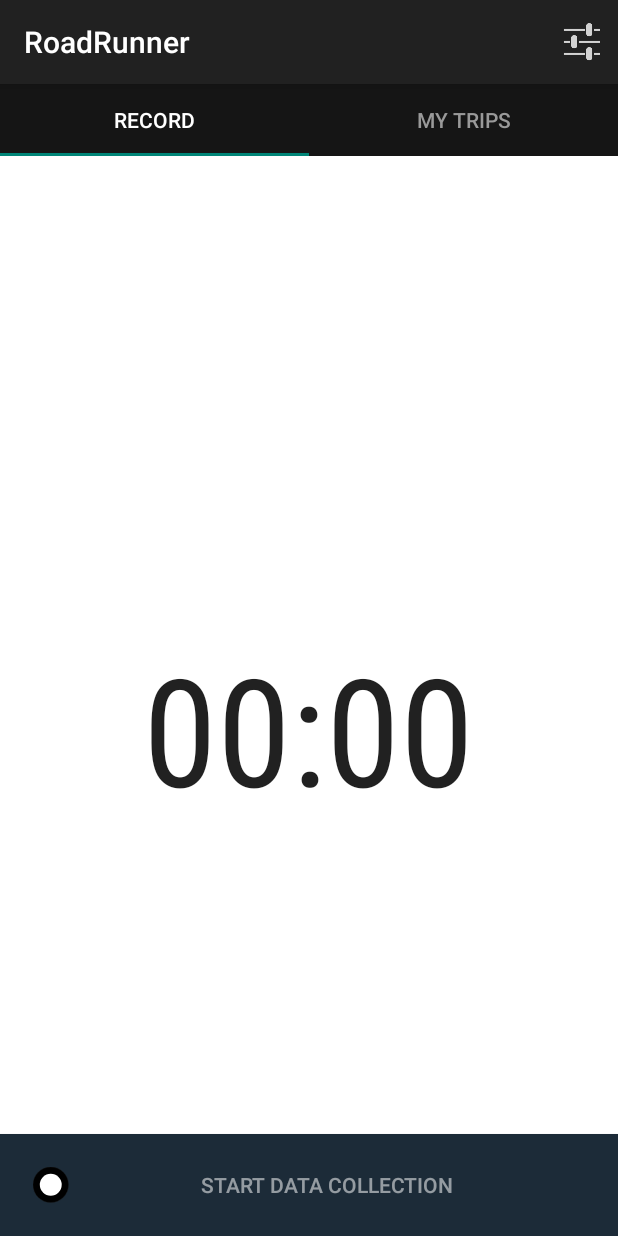
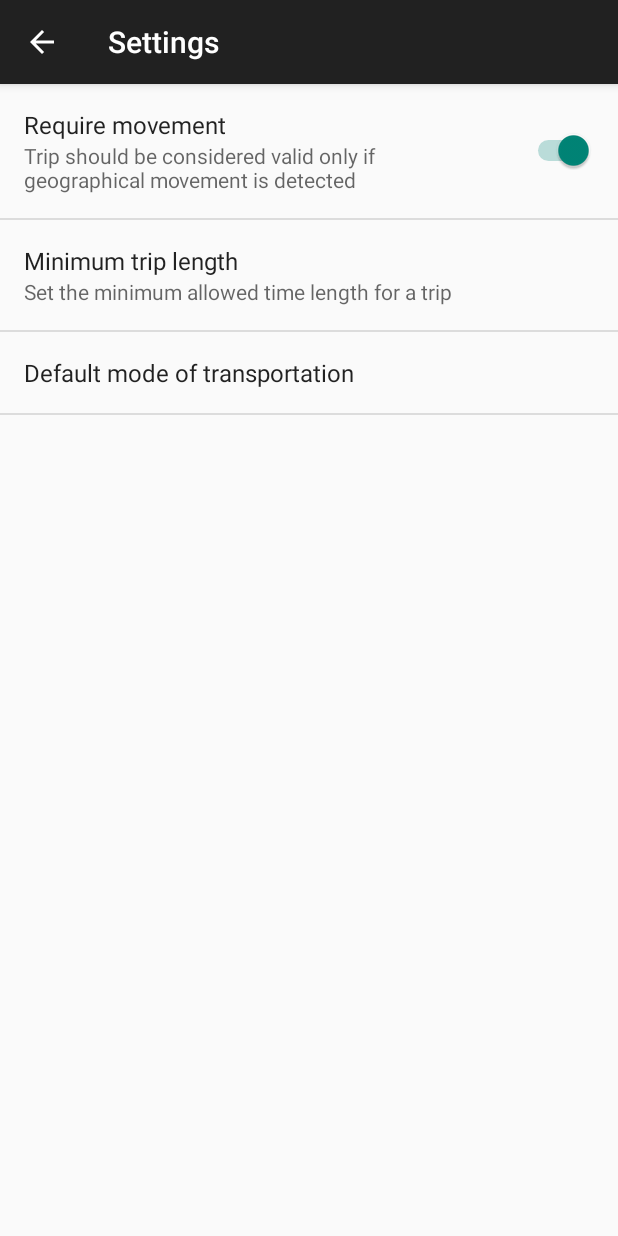
Before and after one commit to pastelsky/RoadRunner, an Android app: the screen it shows after launch (MainActivity before the commit, SettingsActivity after it), after a tap on "Adjust settings", on a phone screen of 412 x 824 dp. Run offline under Robolectric (Android 15) with nearby library versions, the phone set to English and light mode, and no system bars; libraries missing offline, so code that uses them is left out: de.greenrobot.event, io.realm, org.achartengine, org.achartengine.model, org.achartengine.renderer; 47 statements that could not run were skipped.

Commit message:
New push

```diff
--- a/app/src/main/AndroidManifest.xml
+++ b/app/src/main/AndroidManifest.xml
@@ -7,6 +7,8 @@
     <uses-permission android:name="android.permission.INTERNET" />
     <uses-permission android:name="android.permission.ACCESS_NETWORK_STATE" />
     <uses-permission android:name="android.permission.WRITE_EXTERNAL_STORAGE" />
+    <uses-permission android:name="android.permission.VIBRATE" />
+
 
     <application
         android:name=".ParseApplication"
--- a/app/src/main/java/com/example/shubhamkanodia/roadrunner/Activities/MainActivity.java
+++ b/app/src/main/java/com/example/shubhamkanodia/roadrunner/Activities/MainActivity.java
@@ -1,18 +1,16 @@
 package com.example.shubhamkanodia.roadrunner.Activities;
 
 import android.content.Intent;
+import android.os.Bundle;
 import android.support.design.widget.TabLayout;
 import android.support.v4.view.ViewPager;
 import android.support.v7.app.AppCompatActivity;
-import android.os.Bundle;
 import android.view.Menu;
 import android.view.MenuItem;
 import android.widget.Toast;
 
-import com.example.shubhamkanodia.roadrunner.AppCompatPreferenceActivity;
 import com.example.shubhamkanodia.roadrunner.R;
 import com.example.shubhamkanodia.roadrunner.SampleFragmentPagerAdapter;
-import com.example.shubhamkanodia.roadrunner.Services.UploadService;
 
 
 public class MainActivity extends AppCompatActivity {
@@ -70,9 +68,10 @@ public void changeFragment(){
 //        }
 
         if (id == R.id.action_settings) {
+            Toast.makeText(this, "sddsdds", Toast.LENGTH_SHORT).show();
 
-            Intent serviceIntent = new Intent(getApplicationContext(), SettingsActivity.class);
-            startService(serviceIntent);
+            Intent serviceIntent = new Intent(this, SettingsActivity.class);
+            startActivity(serviceIntent);
 
             return true;
         }
--- a/app/src/main/java/com/example/shubhamkanodia/roadrunner/Activities/SettingsActivity.java
+++ b/app/src/main/java/com/example/shubhamkanodia/roadrunner/Activities/SettingsActivity.java
@@ -13,10 +13,10 @@ import android.os.Bundle;
 import android.preference.ListPreference;
 import android.preference.Preference;
 import android.preference.PreferenceActivity;
-import android.support.v7.app.ActionBar;
 import android.preference.PreferenceFragment;
 import android.preference.PreferenceManager;
 import android.preference.RingtonePreference;
+import android.support.v7.app.ActionBar;
 import android.text.TextUtils;
 import android.view.MenuItem;
 
@@ -37,50 +37,6 @@ import java.util.List;
  * API Guide</a> for more information on developing a Settings UI.
  */
 public class SettingsActivity extends AppCompatPreferenceActivity {
-    @Override
-    protected void onCreate(Bundle savedInstanceState) {
-        super.onCreate(savedInstanceState);
-        setupActionBar();
-    }
-
-    /**
-     * Set up the {@link android.app.ActionBar}, if the API is available.
-     */
-    private void setupActionBar() {
-        ActionBar actionBar = getSupportActionBar();
-        if (actionBar != null) {
-            // Show the Up button in the action bar.
-            actionBar.setDisplayHomeAsUpEnabled(true);
-        }
-    }
-
-
-    /**
-     * {@inheritDoc}
-     */
-    @Override
-    public boolean onIsMultiPane() {
-        return isXLargeTablet(this);
-    }
-
-    /**
-     * Helper method to determine if the device has an extra-large screen. For
-     * example, 10" tablets are extra-large.
-     */
-    private static boolean isXLargeTablet(Context context) {
-        return (context.getResources().getConfiguration().screenLayout
-                & Configuration.SCREENLAYOUT_SIZE_MASK) >= Configuration.SCREENLAYOUT_SIZE_XLARGE;
-    }
-
-    /**
-     * {@inheritDoc}
-     */
-    @Override
-    @TargetApi(Build.VERSION_CODES.HONEYCOMB)
-    public void onBuildHeaders(List<Header> target) {
-        loadHeadersFromResource(R.xml.pref_headers, target);
-    }
-
     /**
      * A preference value change listener that updates the preference's summary
      * to reflect its new value.
@@ -134,6 +90,15 @@ public class SettingsActivity extends AppCompatPreferenceActivity {
     };
 
     /**
+     * Helper method to determine if the device has an extra-large screen. For
+     * example, 10" tablets are extra-large.
+     */
+    private static boolean isXLargeTablet(Context context) {
+        return (context.getResources().getConfiguration().screenLayout
+                & Configuration.SCREENLAYOUT_SIZE_MASK) >= Configuration.SCREENLAYOUT_SIZE_XLARGE;
+    }
+
+    /**
      * Binds a preference's summary to its value. More specifically, when the
      * preference's value is changed, its summary (line of text below the
      * preference title) is updated to reflect the value. The summary is also
@@ -152,6 +117,44 @@ public class SettingsActivity extends AppCompatPreferenceActivity {
                 PreferenceManager
                         .getDefaultSharedPreferences(preference.getContext())
                         .getString(preference.getKey(), ""));
+    }
+
+    @Override
+    protected void onCreate(Bundle savedInstanceState) {
+        super.onCreate(savedInstanceState);
+        setupActionBar();
+
+        addPreferencesFromResource(R.xml.pref_general);
+
+    }
+
+    /**
+     * Set up the {@link android.app.ActionBar}, if the API is available.
+     */
+    private void setupActionBar() {
+        ActionBar actionBar = getSupportActionBar();
+        if (actionBar != null) {
+            // Show the Up button in the action bar.
+            actionBar.setDisplayHomeAsUpEnabled(true);
+        }
+    }
+
+    /**
+     * {@inheritDoc}
+     */
+    @Override
+    public boolean onIsMultiPane() {
+        return isXLargeTablet(this);
+    }
+
+    /**
+     * {@inheritDoc}
+     */
+    @Override
+    @TargetApi(Build.VERSION_CODES.HONEYCOMB)
+    public void onBuildHeaders(List<Header> target) {
+//        loadHeadersFromResource(R.xml.pref_headers, target);
+
     }
 
     /**
--- a/app/src/main/res/values/strings.xml
+++ b/app/src/main/res/values/strings.xml
@@ -26,15 +26,19 @@
     <string name="pref_default_display_name">John Smith</string>
 
     <string name="pref_title_add_friends_to_messages">Add friends to messages</string>
-    <string-array name="pref_example_list_titles">
-        <item>Always</item>
-        <item>When possible</item>
-        <item>Never</item>
+    <string-array name="pref_tmode_list_titles">
+        <item>Car</item>
+        <item>Bus</item>
+        <item>Bike</item>
+        <item>Bicycle</item>
+
     </string-array>
-    <string-array name="pref_example_list_values">
+    <string-array name="pref_tmode_list_values">
+        <item>0</item>
         <item>1</item>
-        <item>0</item>
-        <item>-1</item>
+        <item>2</item>
+        <item>3</item>
+
     </string-array>
 
     <!-- Example settings for Data & Sync -->
--- a/app/src/main/res/xml/pref_general.xml
+++ b/app/src/main/res/xml/pref_general.xml
@@ -1,33 +1,35 @@
 <PreferenceScreen xmlns:android="http://schemas.android.com/apk/res/android">
 
     <SwitchPreference
-        android:key="example_switch"
-        android:title="@string/pref_title_social_recommendations"
-        android:summary="@string/pref_description_social_recommendations"
-        android:defaultValue="true" />
+        android:defaultValue="true"
+        android:key="require_movement"
+        android:summary="Trip should be considered valid only if geographical movement is detected"
+        android:title="Require movement" />
 
     <!-- NOTE: EditTextPreference accepts EditText attributes. -->
     <!-- NOTE: EditTextPreference's summary should be set to its value by the activity code. -->
     <EditTextPreference
-        android:key="example_text"
-        android:title="@string/pref_title_display_name"
-        android:defaultValue="@string/pref_default_display_name"
+        android:defaultValue="5"
+        android:dialogTitle="Minimum Trip Length (in seconds)"
+        android:inputType="number"
+        android:key="min_record_time"
+        android:maxLines="1"
         android:selectAllOnFocus="true"
-        android:inputType="textCapWords"
-        android:capitalize="words"
         android:singleLine="true"
-        android:maxLines="1" />
+        android:summary="Set the minimum allowed time length for a trip"
+        android:title="Minimum trip length" />
 
     <!-- NOTE: Hide buttons to simplify the UI. Users can touch outside the dialog to
          dismiss it. -->
     <!-- NOTE: ListPreference's summary should be set to its value by the activity code. -->
     <ListPreference
-        android:key="example_list"
-        android:title="@string/pref_title_add_friends_to_messages"
-        android:defaultValue="-1"
-        android:entries="@array/pref_example_list_titles"
-        android:entryValues="@array/pref_example_list_values"
+        android:defaultValue="1"
+        android:entries="@array/pref_tmode_list_titles"
+        android:entryValues="@array/pref_tmode_list_values"
+        android:key="tmode_pref"
         android:negativeButtonText="@null"
-        android:positiveButtonText="@null" />
+        android:positiveButtonText="@null"
+        android:title="Default mode of transportation" />
+
 
 </PreferenceScreen>
--- a/build.gradle
+++ b/build.gradle
@@ -5,8 +5,7 @@ buildscript {
         jcenter()
     }
     dependencies {
-        classpath "com.android.tools.build:gradle:1.3.+"
-        classpath "com.android.databinding:dataBinder:1.0-rc2"
+        classpath "com.android.tools.build:gradle:1.5.0"
 
 
         // NOTE: Do not place your application dependencies here; they belong
--- a/gradle.properties
+++ b/gradle.properties
@@ -16,3 +16,6 @@
 # This option should only be used with decoupled projects. More details, visit
 # http://www.gradle.org/docs/current/userguide/multi_project_builds.html#sec:decoupled_projects
 # org.gradle.parallel=true
+org.gradle.daemon=true
+org.gradle.parallel=true
+org.gradle.configureondemand=true
```
Also changed, not shown: app/build.gradle (+9 -6 lines), app/src/main/java/com/example/shubhamkanodia/roadrunner/Activities/PostActivity.java (+27 -10 lines), app/src/main/java/com/example/shubhamkanodia/roadrunner/Fragments/MainFragment.java (+7 -4 lines), app/src/main/java/com/example/shubhamkanodia/roadrunner/Fragments/RecordsFragment.java (+7 -11 lines), app/src/main/java/com/example/shubhamkanodia/roadrunner/NumberPickerPreference.java (added, +89 -0 lines), app/src/main/java/com/example/shubhamkanodia/roadrunner/Services/DataLoggerService.java (+86 -45 lines), app/src/main/res/layout/activity_post.xml (+89 -90 lines), app/src/main/res/layout/settings.xml (added, +7 -0 lines), gradle/wrapper/gradle-wrapper.properties, 1 other file.
